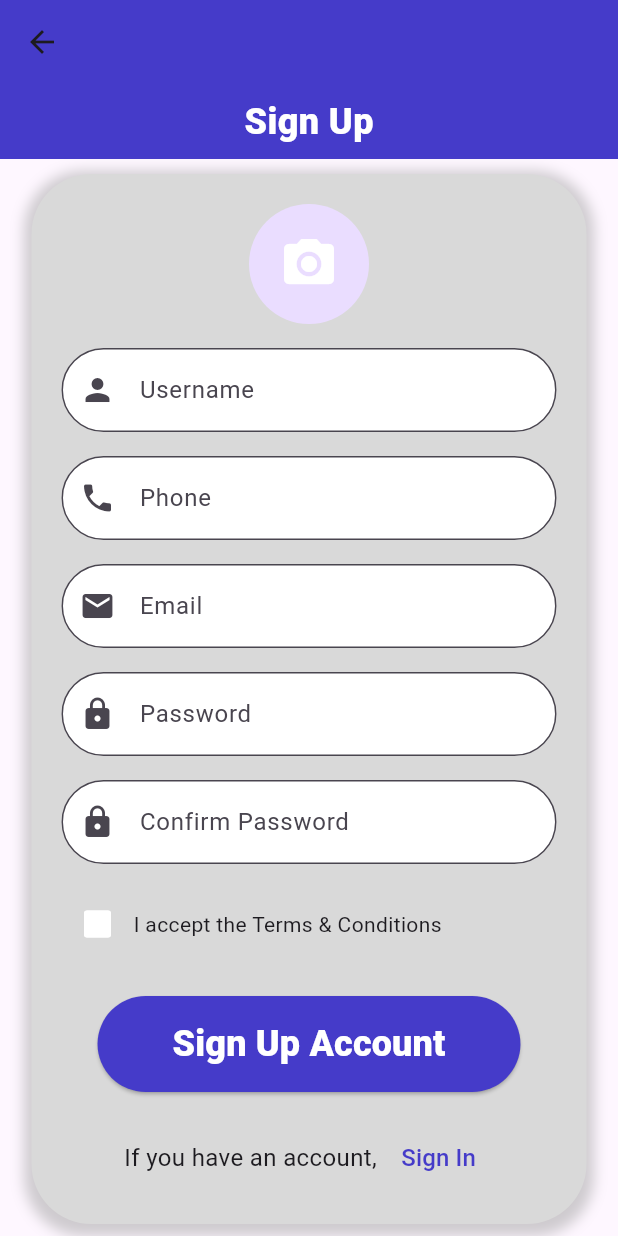
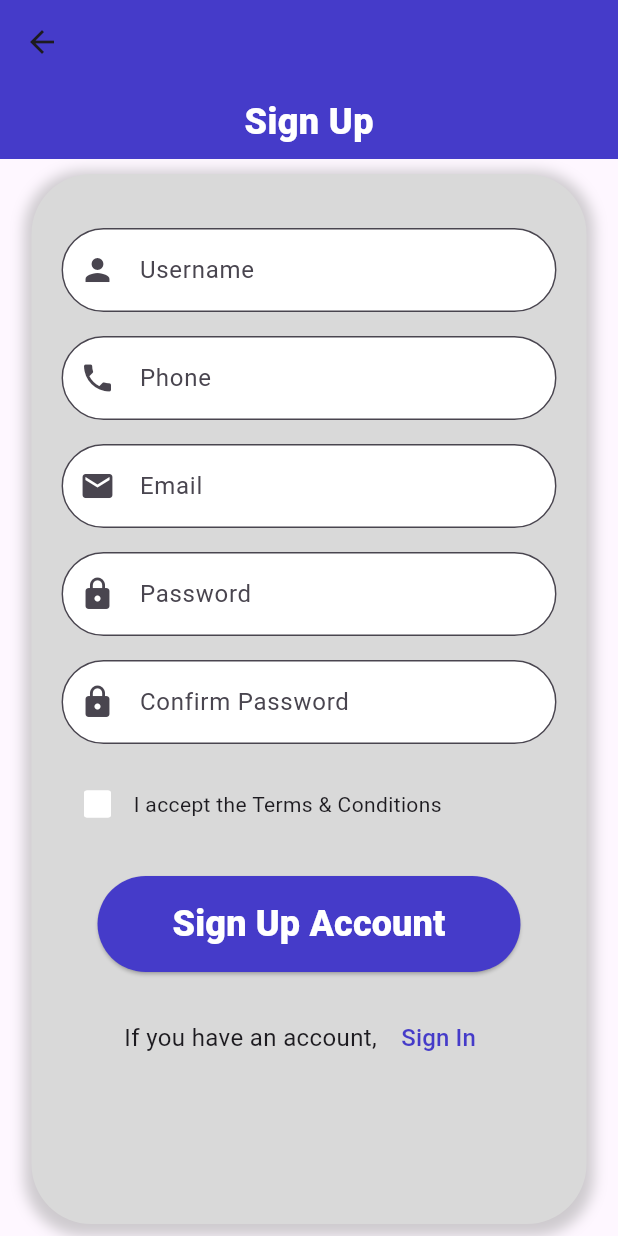
Before and after one commit to akarapon007/LottoApp, a Flutter app: the RegisterPage screen opened directly, on a phone screen of 412 x 824 dp. Run offline on Flutter 3.47's test engine with Material 3 defaults, Android fonts, the phone set to English and light mode, and no system bars.

Commit message:
Update register.dart

```diff
--- a/lib/pages/register.dart
+++ b/lib/pages/register.dart
@@ -11,7 +11,6 @@ class RegisterPage extends StatefulWidget {
 
 class _RegisterPageState extends State<RegisterPage> {
   bool _isAccepted = false;
-  ImageProvider? _profileImage;
 
   final TextEditingController _usernameController = TextEditingController();
   final TextEditingController _phoneController = TextEditingController();
@@ -160,24 +159,6 @@ class _RegisterPageState extends State<RegisterPage> {
               child: Column(
                 crossAxisAlignment: CrossAxisAlignment.start,
                 children: [
-                  Center(
-                    child: GestureDetector(
-                      onTap: () {
-                        setState(() {
-                          _profileImage =
-                              AssetImage('assets/default_profile.png');
-                        });
-                      },
-                      child: CircleAvatar(
-                        radius: 40.0,
-                        backgroundImage: _profileImage,
-                        child: _profileImage == null
-                            ? const Icon(Icons.camera_alt,
-                                size: 40.0, color: Colors.white)
-                            : null,
-                      ),
-                    ),
-                  ),
                   const SizedBox(height: 16.0),
                   TextField(
                     controller: _usernameController,
```
